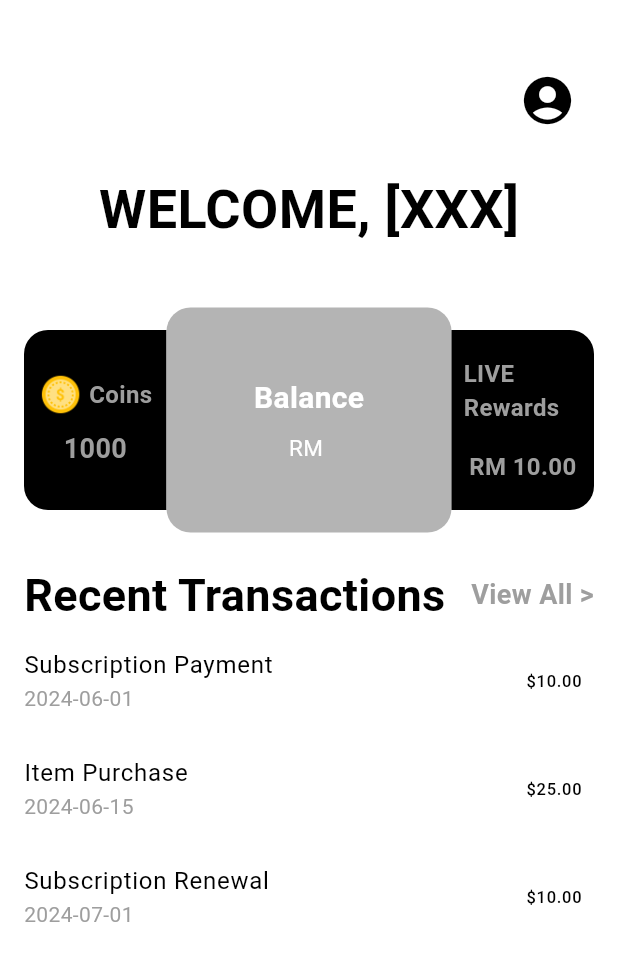
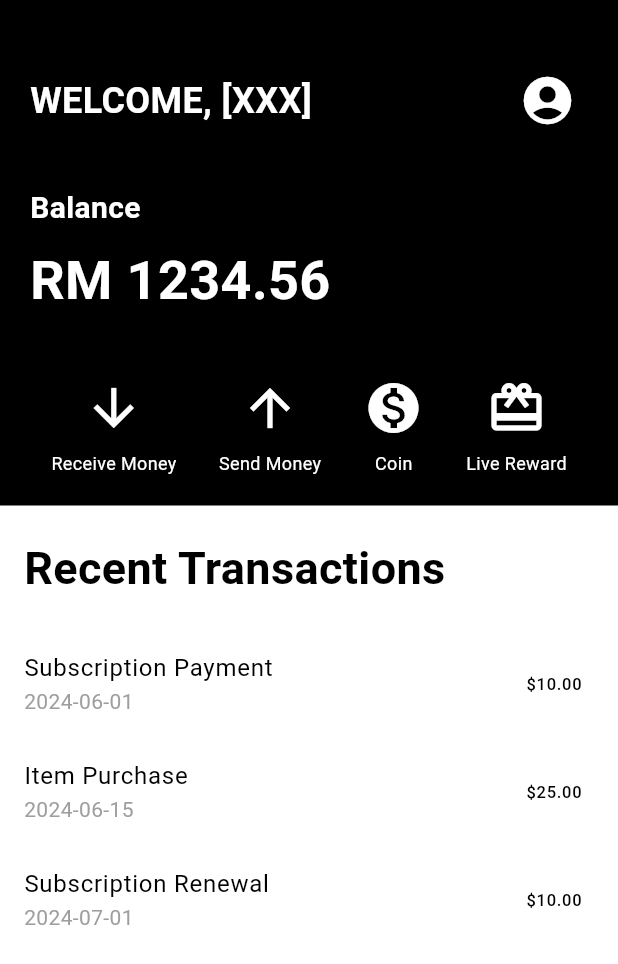
Before and after one commit to chongjying/TikTok, a Flutter app: the HomePage screen opened directly, on a phone screen of 412 x 824 dp. Shown: the top 964 px of the screen. Run offline on Flutter 3.47's test engine with Material 3 defaults, Android fonts, the light colour scheme and no system bars; our stand-ins replace sqflite, sqflite_common_ffi, sqflite_common_ffi_web; accounts and stored records are empty.

Commit message:
fixed coin page

```diff
--- a/lib/homepage.dart
+++ b/lib/homepage.dart
@@ -30,14 +30,28 @@ class HomePage extends StatelessWidget {
       body: Column(
         crossAxisAlignment: CrossAxisAlignment.start,
         children: <Widget>[
-          Padding(
-            padding: const EdgeInsets.only(top: 40.0, right: 20.0),
-            child: Align(
-              alignment: Alignment.topRight,
-              child: IconButton(
+          // Black background section
+          Container(
+            color: Colors.black,
+            padding: const EdgeInsets.only(top: 40.0, left: 20.0, right: 20.0, bottom: 20.0),
+            child: Column(
+              crossAxisAlignment: CrossAxisAlignment.start,
+              children: <Widget>[
+                Row(
+                  mainAxisAlignment: MainAxisAlignment.spaceBetween,
+                  children: [
+                    const Text(
+                      'WELCOME, [XXX]',
+                      style: TextStyle(
+                        fontSize: 24,
+                        fontWeight: FontWeight.bold,
+                        color: Colors.white,
+                      ),
+                    ),
+                    IconButton(
                       icon: const Icon(
                         Icons.account_circle,
-                  color: Colors.black,
+                        color: Colors.white,
                       ),
                       iconSize: 38.0, // Adjust the icon size as needed
                       onPressed: () {
@@ -49,109 +63,9 @@ class HomePage extends StatelessWidget {
                         );
                       },
                     ),
-            ),
-          ),
-          const Padding(
-            padding: EdgeInsets.symmetric(vertical: 20.0),
-            child: Center(
-              child: Text(
-                'WELCOME, [XXX]',
-                style: TextStyle(
-                  fontSize: 36,
-                  fontWeight: FontWeight.bold,
-                  color: Colors.black,
-                ),
-              ),
-            ),
-          ),
-
-          Center(
-            child: Container(
-              margin: const EdgeInsets.only(top: 20),
-              padding: const EdgeInsets.symmetric(horizontal: 16), // Adjusted padding
-              child: Row(
-                children: [
-                  // Left Column
-                  Expanded(
-                    flex: 1,
-                    child: GestureDetector(
-                      onTap: () {
-                        Navigator.push(
-                          context,
-                          MaterialPageRoute(
-                            builder: (context) => CoinPurchasePage(),
-                          ),
-                        );
-                      },
-                      child: Container(
-                        height: 120, // Shorter height for left column
-                        decoration: const BoxDecoration(
-                          color: Colors.black,
-                          borderRadius: BorderRadius.only(
-                            topLeft: Radius.circular(16),
-                            bottomLeft: Radius.circular(16),
-                          ),
-                        ),
-                        child: Center(
-                          child: Padding(
-                            padding: const EdgeInsets.symmetric(horizontal: 8), // Adjusted padding
-                            child: Column(
-                              mainAxisAlignment: MainAxisAlignment.center,
-                              crossAxisAlignment: CrossAxisAlignment.center,
-                              children: [
-                                // First Row (Image and Title side by side)
-                                Row(
-                                  mainAxisAlignment: MainAxisAlignment.center,
-                                  children: [
-                                    Image.asset(
-                                      'assets/coins.png',
-                                      width: 30,
-                                      height: 30,
-                                    ),
-                                    const SizedBox(width: 4), // Space between the image and text
-                                    const Text(
-                                      'Coins',
-                                      style: TextStyle(
-                                        fontSize: 16,
-                                        fontWeight: FontWeight.bold,
-                                        color: Colors.grey,
-                                      ),
-                                    ),
                   ],
                 ),
-                                const SizedBox(height: 8), // Space between the two rows
-
-                                // Second Row (Numerical figure)
-                                const Text(
-                                  '1000', // Replace with a dynamic number if needed
-                                  style: TextStyle(
-                                    fontSize: 18,
-                                    fontWeight: FontWeight.bold,
-                                    color: Colors.grey,
-                                  ),
-                                ),
-                              ],
-                            ),
-                          ),
-                        ),
-                      ),
-                    ),
-                  ),
-                  // Middle Column
-                  Expanded(
-                    flex: 2,
-                    child: Container(
-                      height: 150, // Taller height for middle column
-                      decoration: BoxDecoration(
-                        color: const Color.fromARGB(255, 180, 180, 180),
-                        borderRadius: BorderRadius.circular(16),
-                      ),
-                      child: Center(
-                        child: Padding(
-                          padding: const EdgeInsets.symmetric(horizontal: 16),
-                          child: Column(
-                            mainAxisAlignment: MainAxisAlignment.center,
-                            children: [
+                const SizedBox(height: 30),
                 const Text(
                   'Balance',
                   style: TextStyle(
@@ -162,82 +76,29 @@ class HomePage extends StatelessWidget {
                 ),
                 const SizedBox(height: 8),
                 const Text(
-                                'RM ',
+                  'RM 1234.56', // Replace with a dynamic number if needed
                   style: TextStyle(
-                                  fontSize: 15,
+                    fontSize: 36,
+                    fontWeight: FontWeight.bold,
                     color: Colors.white,
                   ),
+                ),
+                const SizedBox(height: 40),
+                Row(
+                  mainAxisAlignment: MainAxisAlignment.spaceAround,
+                  children: [
+            _buildIconColumn(context, Icons.arrow_downward, 'Receive Money', ReceiveMoneyPage()),
+            _buildIconColumn(context, Icons.arrow_upward, 'Send Money', SendMoneyPage()),
+            _buildIconColumn(context, Icons.monetization_on, 'Coin', CoinPurchasePage()),
+            _buildIconColumn(context, Icons.card_giftcard, 'Live Reward', LiveRewardPage()),
+                  ],
                 ),
               ],
             ),
           ),
-                      ),
-                    ),
-                  ),
-                  // Right Column
-                  Expanded(
-                    flex: 1,
-                    child: GestureDetector(
-                      onTap: () {
-                        Navigator.push(
-                          context,
-                          MaterialPageRoute(
-                            builder: (context) => LiveRewardsPage(),
-                          ),
-                        );
-                      },
-                      child: Container(
-                        height: 120, // Shorter height for right column
-                        decoration: const BoxDecoration(
-                          color: Colors.black,
-                          borderRadius: BorderRadius.only(
-                            topRight: Radius.circular(16),
-                            bottomRight: Radius.circular(16),
-                          ),
-                        ),
-                        child: Center(
-                          child: Padding(
-                            padding: const EdgeInsets.symmetric(horizontal: 8), // Adjusted padding
-                            child: Column(
-                              mainAxisAlignment: MainAxisAlignment.center,
-                              crossAxisAlignment: CrossAxisAlignment.center,
-                              children: [
-                                const Text(
-                                  'LIVE Rewards', // Replace with a dynamic number if needed
-                                  style: TextStyle(
-                                    fontSize: 16,
-                                    fontWeight: FontWeight.bold,
-                                    color: Colors.grey,
-                                  ),
-                                ),
-                                const SizedBox(height: 16), // Space between the two rows
-
-                                // Second Row (Numerical figure)
-                                const Text(
-                                  'RM 10.00', // Replace with a dynamic number if needed
-                                  style: TextStyle(
-                                    fontSize: 16,
-                                    fontWeight: FontWeight.bold,
-                                    color: Colors.grey,
-                                  ),
-                                ),
-                              ],
-                            ),
-                          ),
-                        ),
-                      ),
-                    ),
-                  ),
-                ],
-              ),
-            ),
-          ),
-          Padding(
-            padding: const EdgeInsets.fromLTRB(16.0, 20.0, 16.0, 0.0),
-            child: Row(
-              mainAxisAlignment: MainAxisAlignment.spaceBetween,
-              children: [
-                const Text(
+          const Padding(
+            padding: EdgeInsets.fromLTRB(16.0, 20.0, 16.0, 0.0),
+            child: Text(
               'Recent Transactions',
               style: TextStyle(
                 fontSize: 30,
@@ -245,27 +106,8 @@ class HomePage extends StatelessWidget {
                 color: Colors.black,
               ),
             ),
-                InkWell(
-                  onTap: () {
-                    Navigator.push(
-                      context,
-                      MaterialPageRoute(
-                        builder: (context) => const TransactionPage(),
           ),
-                    );
-                  },
-                  child: const Text(
-                    'View All >',
-                    style: TextStyle(
-                      fontSize: 18,
-                      fontWeight: FontWeight.bold,
-                      color: Colors.grey,
-                    ),
-                  ),
-                ),
-              ],
-            ),
-          ),
+          SizedBox(height: 20),
           Expanded(
             child: ListView.builder(
               itemCount: transactions.length > 3 ? 3 : transactions.length,
@@ -288,4 +130,79 @@ class HomePage extends StatelessWidget {
       ),
     );
   }
+
+  Widget _buildIconColumn(BuildContext context, IconData icon, String label, Widget page) {
+    return GestureDetector(
+      onTap: () {
+        Navigator.push(
+          context,
+          MaterialPageRoute(builder: (context) => page),
+        );
+      },
+      child: Column(
+        mainAxisSize: MainAxisSize.min,
+        mainAxisAlignment: MainAxisAlignment.center,
+        children: <Widget>[
+          Icon(icon, size: 40.0),
+          Container(
+            margin: const EdgeInsets.only(top: 8.0),
+            child: Text(
+              label,
+              style: TextStyle(
+                fontSize: 12.0,
+                fontWeight: FontWeight.w400,
+              ),
+            ),
+          ),
+        ],
+      ),
+    );
   }
+}
+
+
+
+
+class ReceiveMoneyPage extends StatelessWidget {
+  @override
+  Widget build(BuildContext context) {
+    return Scaffold(
+      appBar: AppBar(
+        title: Text('Receive Money'),
+      ),
+      body: Center(
+        child: Text('Receive Money Page'),
+      ),
+    );
+  }
+}
+
+
+class SendMoneyPage extends StatelessWidget {
+  @override
+  Widget build(BuildContext context) {
+    return Scaffold(
+      appBar: AppBar(
+        title: Text('Send Money'),
+      ),
+      body: Center(
+        child: Text('Send Money Page'),
+      ),
+    );
+  }
+}
+
+
+class LiveRewardPage extends StatelessWidget {
+  @override
+  Widget build(BuildContext context) {
+    return Scaffold(
+      appBar: AppBar(
+        title: Text('Live Reward'),
+      ),
+      body: Center(
+        child: Text('Live Reward Page'),
+      ),
+    );
+  }
+}
```
Also changed, not shown: 1 other file. Lines whose indentation alone changed are shown as unchanged.
